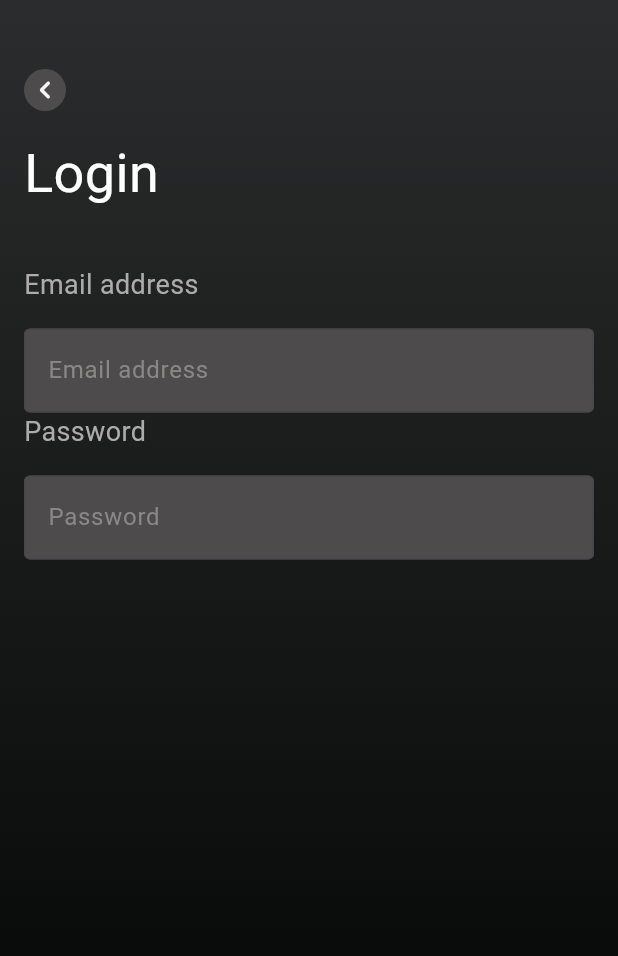
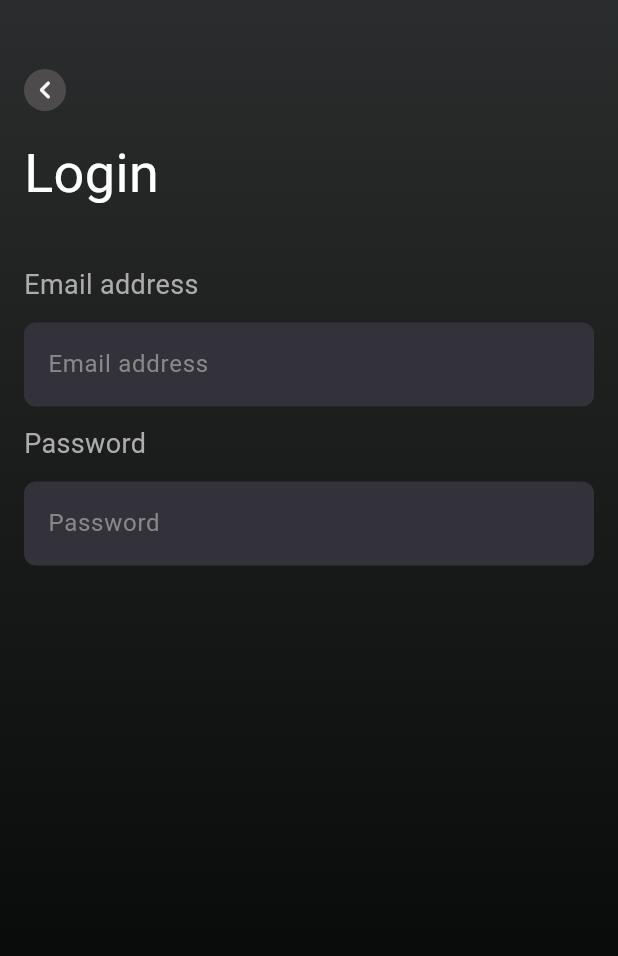
Before and after one commit to Veeqy/soundApp, a Flutter app: the Login_page screen opened directly, on a phone screen of 412 x 824 dp. Shown: the top 956 px of the screen. Run offline on Flutter 3.47's test engine with Material 3 defaults, Android fonts, the phone set to English and light mode, and no system bars.

Commit message:
textform modification

```diff
--- a/lib/screens.dart/login_page.dart
+++ b/lib/screens.dart/login_page.dart
@@ -78,23 +78,29 @@ class Login_page extends StatelessWidget {
                   ),
                 ),
                 const SizedBox(
-                height: 16,
+                  height: 12,
                 ),
                 const TextField(
                   decoration: InputDecoration(
                     border: OutlineInputBorder(
-
+                      borderRadius: BorderRadius.all(
+                        Radius.circular(8.0),
+                      ),
+                      borderSide: BorderSide.none,
                     ),
                     hintText: 'Email address',
                     hintStyle: TextStyle(
                       color: Color.fromARGB(255, 138, 135, 135),
                     ),
                     filled: true,
-                  fillColor: Color.fromARGB(255, 77, 75, 75),
+                    fillColor: Color.fromARGB(255, 51, 50, 59),
                   ),
                   style: TextStyle(
                     color: Color.fromARGB(255, 138, 135, 135),
                   ),
+                ),
+                const SizedBox(
+                  height: 12,
                 ),
                 const Text(
                   'Password',
@@ -104,21 +110,28 @@ class Login_page extends StatelessWidget {
                   ),
                 ),
                 const SizedBox(
-                height: 16,
+                  height: 12,
                 ),
-              TextFormField(
-                decoration: const InputDecoration(
-                  border: OutlineInputBorder(),
-                  labelText: 'Password',
-                  labelStyle: TextStyle(
+                const TextField(
+                  decoration: InputDecoration(
+                    border: OutlineInputBorder(
+                      borderRadius: BorderRadius.all(
+                        Radius.circular(8.0),
+                      ),
+                      borderSide: BorderSide.none,
+                    ),
+                    hintText: 'Password',
+                    hintStyle: TextStyle(
                       color: Color.fromARGB(255, 138, 135, 135),
                     ),
                     filled: true,
-                  fillColor: Color.fromARGB(255, 77, 75, 75),
+                    fillColor: Color.fromARGB(255, 51, 50, 59),
+                  ),
+                  style: TextStyle(
+                    color: Color.fromARGB(255, 138, 135, 135),
                   ),
                 ),
-            ],
-          ),
+              ]),
         ),
       ),
     );
```
Lines whose indentation alone changed are shown as unchanged.
